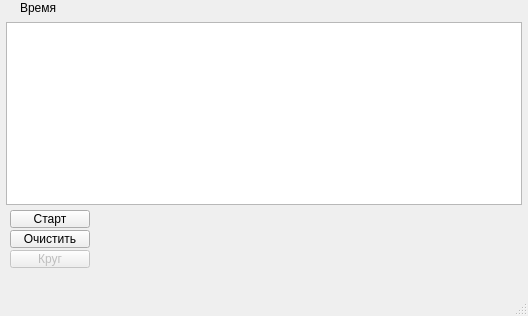
This is Qt/Lsn5_signals_and_slots/mainwindow.ui in Dronusv/hm as Qt 5 draws it before an edit. The edited form follows.
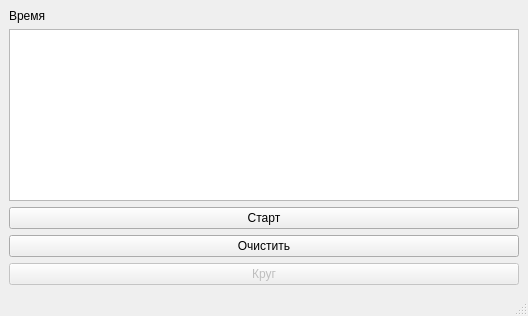
This is the edited form.

Diff of the .ui file:
```diff
--- a/Qt/Lsn5_signals_and_slots/mainwindow.ui
+++ b/Qt/Lsn5_signals_and_slots/mainwindow.ui
@@ -14,71 +14,42 @@
    <string>MainWindow</string>
   </property>
   <widget class="QWidget" name="centralwidget">
+   <layout class="QVBoxLayout" name="verticalLayout">
+    <item>
+     <widget class="QLabel" name="label_time">
+      <property name="text">
+       <string>Время</string>
+      </property>
+     </widget>
+    </item>
+    <item>
+     <widget class="QTextBrowser" name="tBrow_menu"/>
+    </item>
+    <item>
    <widget class="QPushButton" name="pb_start">
-    <property name="geometry">
-     <rect>
-      <x>10</x>
-      <y>210</y>
-      <width>80</width>
-      <height>18</height>
-     </rect>
-    </property>
     <property name="text">
      <string>Старт</string>
     </property>
    </widget>
+    </item>
+    <item>
    <widget class="QPushButton" name="pb_clear">
-    <property name="geometry">
-     <rect>
-      <x>10</x>
-      <y>230</y>
-      <width>80</width>
-      <height>18</height>
-     </rect>
-    </property>
     <property name="text">
      <string>Очистить</string>
     </property>
    </widget>
+    </item>
+    <item>
    <widget class="QPushButton" name="pb_circle">
     <property name="enabled">
      <bool>false</bool>
     </property>
-    <property name="geometry">
-     <rect>
-      <x>10</x>
-      <y>250</y>
-      <width>80</width>
-      <height>18</height>
-     </rect>
-    </property>
     <property name="text">
      <string>Круг</string>
     </property>
    </widget>
-   <widget class="QLabel" name="label_time">
-    <property name="geometry">
-     <rect>
-      <x>20</x>
-      <y>0</y>
-      <width>51</width>
-      <height>16</height>
-     </rect>
-    </property>
-    <property name="text">
-     <string>Время</string>
-    </property>
-   </widget>
-   <widget class="QTextBrowser" name="tBrow_menu">
-    <property name="geometry">
-     <rect>
-      <x>6</x>
-      <y>22</y>
-      <width>516</width>
-      <height>183</height>
-     </rect>
-    </property>
-   </widget>
+    </item>
+   </layout>
   </widget>
   <widget class="QMenuBar" name="menubar">
    <property name="geometry">
```
Lines whose indentation alone changed are shown as unchanged.
